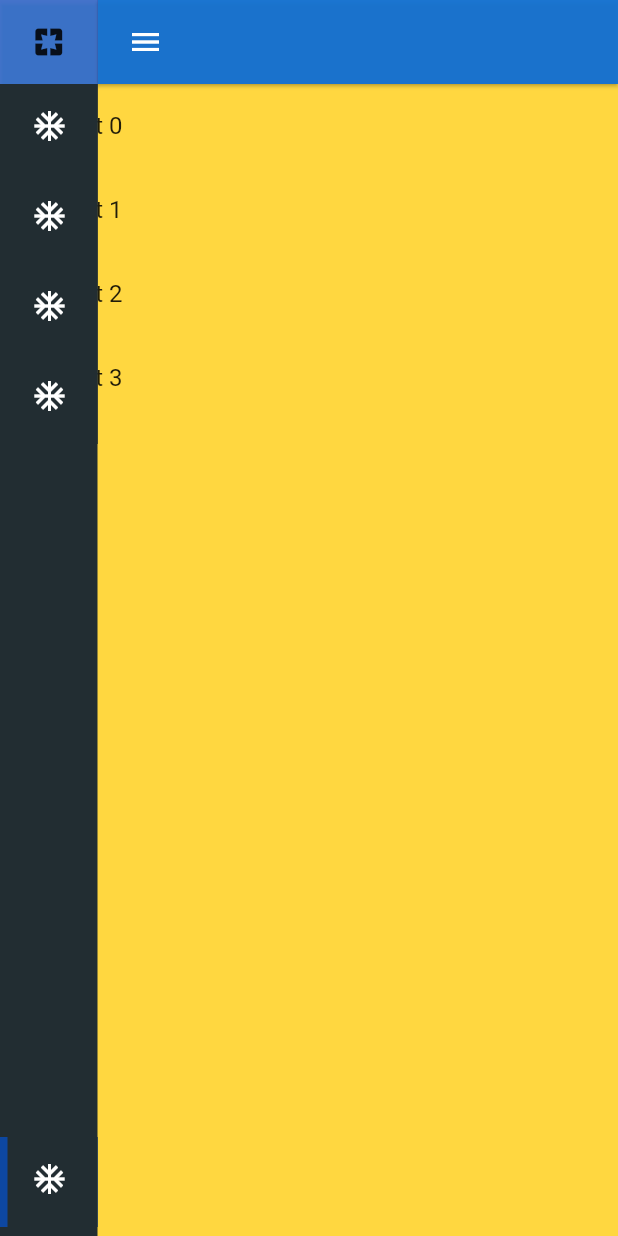
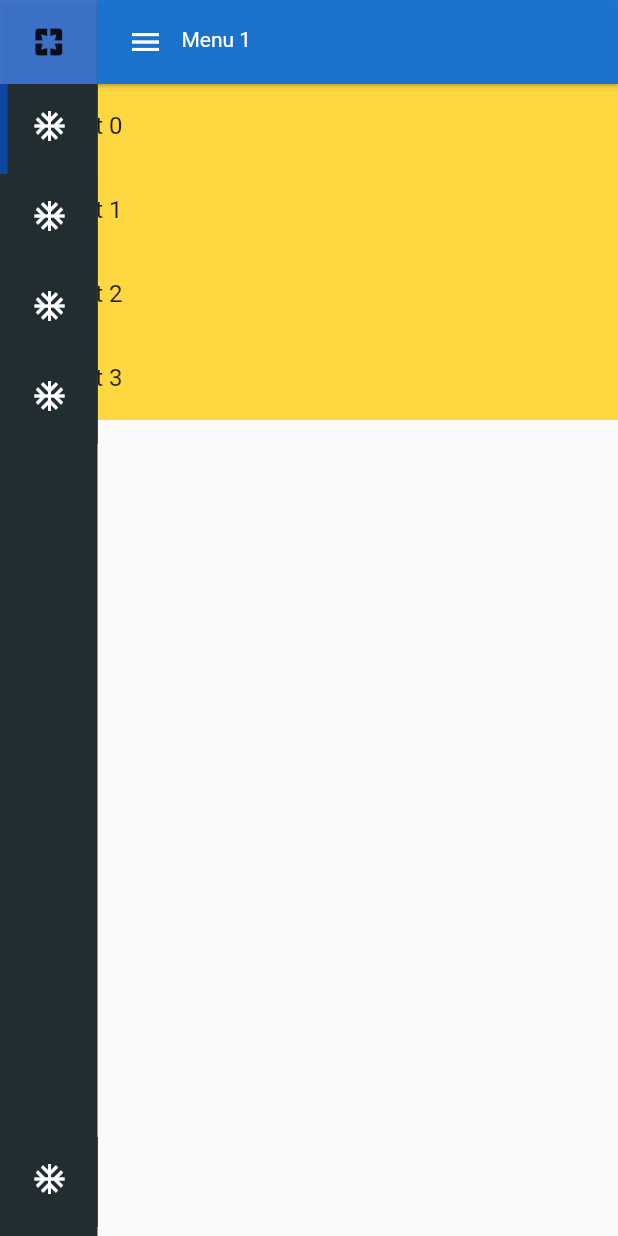
Before and after one commit to joeserhtf/LayoutMenu, a Flutter app: the screen it shows after launch, after a tap on "Enter", on a phone screen of 412 x 824 dp. Run offline on Flutter 3.47's test engine with Material 2 defaults, Android fonts, the phone set to English and light mode, and no system bars; our stand-ins replace go_router.

Commit message:
Update and fix router, start using shell

```diff
--- a/lib/main.dart
+++ b/lib/main.dart
@@ -1,4 +1,5 @@
 import 'package:flutter/material.dart';
+import 'package:go_router/go_router.dart';
 import 'package:layoutmenu/layout.dart';
 
 void main() => runApp(MyApp());
@@ -18,66 +19,41 @@ class MyApp extends StatelessWidget {
       pages: [
         NavPage(
           path: "routera",
-          icon: Icon(
-            Icons.ac_unit,
-            color: Colors.white,
-          ),
+          icon: Icon(Icons.ac_unit, color: Colors.white),
           visible: true,
           title: 'Menu 1',
-          page: Container(
-            color: Colors.amberAccent,
-            child: SingleChildScrollView(
-              child: Column(
-                children: List.generate(
-                  4,
-                  (index) => ListTile(
-                    title: Text("Big List $index"),
-                  ),
-                ),
+          page: Scaffold(
+            body: Container(
+              color: Colors.amberAccent,
+              child: SingleChildScrollView(
+                child: Column(children: List.generate(4, (index) => ListTile(title: Text("Big List $index")))),
               ),
             ),
           ),
         ),
         NavPage(
           path: "Relatórios",
-          icon: Icon(
-            Icons.ac_unit,
-            color: Colors.white,
-          ),
+          icon: Icon(Icons.ac_unit, color: Colors.white),
           visible: true,
           title: 'Menu',
           page: Container(
             color: Colors.purple,
             child: SingleChildScrollView(
               child: Column(
-                children: List.generate(
-                  6,
-                  (index) => ListTile(
-                    title: Text("Big List $index"),
-                  ),
-                ),
+                children: List.generate(6, (index) => ListTile(title: Text("Big List $index"))),
               ),
             ),
           ),
         ),
         NavPage(
           path: "routerc",
-          icon: Icon(
-            Icons.ac_unit,
-            color: Colors.white,
-          ),
+          icon: Icon(Icons.ac_unit, color: Colors.white),
           visible: true,
           title: 'Menu',
-          page: Scaffold(
-            backgroundColor: Colors.cyan,
-            body: Container(),
-          ),
+          page: Scaffold(backgroundColor: Colors.cyan, body: Container()),
         ),
         NavPage(
-          icon: Icon(
-            Icons.ac_unit,
-            color: Colors.white,
-          ),
+          icon: Icon(Icons.ac_unit, color: Colors.white),
           visible: true,
           title: 'routerd',
           page: Scaffold(
@@ -96,35 +72,23 @@ class MyApp extends StatelessWidget {
             SubPage(
               path: "purple",
               title: 'Purple',
-              page: Scaffold(
-                backgroundColor: Colors.purple,
-                body: Container(),
-              ),
+              page: Scaffold(backgroundColor: Colors.purple, body: Container()),
             ),
             SubPage(
               path: "red",
               title: 'Red Main',
-              page: Scaffold(
-                backgroundColor: Colors.red,
-                body: Container(),
-              ),
+              page: Scaffold(backgroundColor: Colors.red, body: Container()),
             ),
             SubPage(
               path: "yellow",
               title: 'Yellow Menu',
-              page: Scaffold(
-                backgroundColor: Colors.yellowAccent,
-                body: Container(),
-              ),
+              page: Scaffold(backgroundColor: Colors.yellowAccent, body: Container()),
             ),
           ],
         ),
       ],
       loginPage: NavPage(
-        icon: Icon(
-          Icons.ac_unit,
-          color: Colors.white,
-        ),
+        icon: Icon(Icons.ac_unit, color: Colors.white),
         title: 'Login',
         page: Login(),
       ),
--- a/lib/src/expanded_side.dart
+++ b/lib/src/expanded_side.dart
@@ -54,13 +54,11 @@ class _ExpandedSideState extends State<ExpandedSide> {
           activeSubMenu = false;
           activeMenu = false;
           isAuthenticated = false;
-          context.go("/login");
+          context.pushReplacement("/login");
         } else {
           animationController.add(true);
           activeMenu = false;
-          context.go(
-            "/${menu.path.toString()}".withoutDiacriticalMarks.replaceAll(' ', '').toLowerCase(),
-          );
+          context.push("/${menu.path.toString()}".withoutDiacriticalMarks.replaceAll(' ', '').toLowerCase());
 
           if (menu.function != null) {
             menu.function!();
@@ -134,10 +132,7 @@ class _ExpandedSideState extends State<ExpandedSide> {
           padding: const EdgeInsets.all(8.0),
           child: Text(
             subMenu.title,
-            style: TextStyle(
-              fontSize: mediaQuery(context, 0.015).clamp(12, 15),
-              color: textNavigationColor,
-            ),
+            style: TextStyle(fontSize: mediaQuery(context, 0.015).clamp(12, 15), color: textNavigationColor),
           ),
         ),
       ),
--- a/lib/src/global.dart
+++ b/lib/src/global.dart
@@ -21,6 +21,9 @@ double floatMenuWidth = 185;
 
 late GoRouter globalRouter;
 
+final GlobalKey<NavigatorState> rootNavigatorKey = GlobalKey<NavigatorState>(debugLabel: 'root');
+final GlobalKey<NavigatorState> shellNavigatorKey = GlobalKey<NavigatorState>(debugLabel: 'shell');
+
 String? initialPageKey;
 
 List<NavPage>? globalPages;
--- a/lib/src/layout_menu.dart
+++ b/lib/src/layout_menu.dart
@@ -64,7 +64,7 @@ class LayoutMenu extends StatefulWidget {
 }
 
 class _LayoutMenuState extends State<LayoutMenu> {
-  List<GoRoute> routes = [];
+  List<RouteBase> routes = [];
 
   @override
   void initState() {
@@ -75,37 +75,39 @@ class _LayoutMenuState extends State<LayoutMenu> {
   @override
   Widget build(BuildContext context) {
     return MaterialApp.router(
-      routeInformationParser: globalRouter.routeInformationParser,
-      routerDelegate: globalRouter.routerDelegate,
+      // routeInformationParser: globalRouter.routeInformationParser,
+      // routerDelegate: globalRouter.routerDelegate,
       theme: widget.themeData,
       title: widget.appName,
-      builder: (context, child) {
-        if (globalRouter.location == '/login' /*|| globalRouter.error != null*/) return child ?? Container();
-        return LayoutBuilder(
-          actionWidgets: widget.actionWidgets,
-          pages: widget.pages,
-          initialPageKey: widget.initialPageKey,
-          appName: widget.appName,
-          appVersion: widget.appVersion,
-          logo: widget.logo,
-          actionButton: widget.actionButton,
-          backgroundColor: widget.backgroundColor,
-          appBarColor: widget.appBarColor,
-          navigationColor: widget.navigationColor,
-          headerColor: widget.headerColor,
-          textAppBarColor: widget.textAppBarColor,
-          textNavigationColor: widget.textNavigationColor,
-          textHeaderColor: widget.textHeaderColor,
-          selectedColor: widget.selectedColor,
-          logoutNav: widget.loginPage,
-          onHoverEnter: widget.onHoverEnter,
-          onHoverExit: widget.onHoverExit,
-          hasAppBar: widget.hasAppBar,
-          onDragExpand: widget.onDragExpand,
-          floatWidth: widget.floatWidth,
-          currentPage: child ?? Container(),
-        );
-      },
+      routerConfig: globalRouter,
+      // builder: (context, child) {
+      //   // if (globalRouter.location == '/login' || globalRouter.location == "" || globalRouter.location == "/")
+      //   //   return child ?? Container();
+      //   return LayoutBuilder(
+      //     actionWidgets: widget.actionWidgets,
+      //     pages: widget.pages,
+      //     initialPageKey: widget.initialPageKey,
+      //     appName: widget.appName,
+      //     appVersion: widget.appVersion,
+      //     logo: widget.logo,
+      //     actionButton: widget.actionButton,
+      //     backgroundColor: widget.backgroundColor,
+      //     appBarColor: widget.appBarColor,
+      //     navigationColor: widget.navigationColor,
+      //     headerColor: widget.headerColor,
+      //     textAppBarColor: widget.textAppBarColor,
+      //     textNavigationColor: widget.textNavigationColor,
+      //     textHeaderColor: widget.textHeaderColor,
+      //     selectedColor: widget.selectedColor,
+      //     logoutNav: widget.loginPage,
+      //     onHoverEnter: widget.onHoverEnter,
+      //     onHoverExit: widget.onHoverExit,
+      //     hasAppBar: widget.hasAppBar,
+      //     onDragExpand: widget.onDragExpand,
+      //     floatWidth: widget.floatWidth,
+      //     currentPage: child ?? Container(),
+      //   );
+      // },
     );
   }
 
@@ -119,6 +121,8 @@ class _LayoutMenuState extends State<LayoutMenu> {
     if (widget.selectedColor != null) selectedColor = widget.selectedColor!;
     if (widget.loginPage != null) logOutPage = widget.loginPage!..isLogout = true;
     if (widget.floatWidth != null) floatMenuWidth = widget.floatWidth!;
+
+    List<RouteBase> shellRoutes = [];
 
     routes.add(
       GoRoute(
@@ -139,15 +143,13 @@ class _LayoutMenuState extends State<LayoutMenu> {
     );
 
     if (widget.loginPage != null) {
-      routes.add(
-        GoRoute(
-          path: widget.loginPage?.path ?? '/login',
-          pageBuilder: (context, state) => NoTransitionPage<void>(
-            key: state.pageKey,
-            child: widget.loginPage!.page,
-          ),
+      shellRoutes.add(GoRoute(
+        path: widget.loginPage?.path ?? '/login',
+        pageBuilder: (context, state) => NoTransitionPage<void>(
+          key: state.pageKey,
+          child: widget.loginPage!.page,
         ),
-      );
+      ));
     }
 
     widget.pages.asMap().entries.forEach((menu) {
@@ -182,11 +184,49 @@ class _LayoutMenuState extends State<LayoutMenu> {
       menu.value..isLogout = false;
       menu.value..menuIndex = menu.key.toDouble();
 
-      routes.add(confRout);
+      shellRoutes.add(confRout);
     });
+
+    routes.add(ShellRoute(
+      navigatorKey: shellNavigatorKey,
+      builder: (BuildContext context, GoRouterState state, Widget child) {
+        // builder: (context, child) {
+        if (globalRouter.location == '/login' || globalRouter.location == "" || globalRouter.location == "/")
+          return child;
+        return LayoutBuilder(
+          actionWidgets: widget.actionWidgets,
+          pages: widget.pages,
+          initialPageKey: widget.initialPageKey,
+          appName: widget.appName,
+          appVersion: widget.appVersion,
+          logo: widget.logo,
+          actionButton: widget.actionButton,
+          backgroundColor: widget.backgroundColor,
+          appBarColor: widget.appBarColor,
+          navigationColor: widget.navigationColor,
+          headerColor: widget.headerColor,
+          textAppBarColor: widget.textAppBarColor,
+          textNavigationColor: widget.textNavigationColor,
+          textHeaderColor: widget.textHeaderColor,
+          selectedColor: widget.selectedColor,
+          logoutNav: widget.loginPage,
+          onHoverEnter: widget.onHoverEnter,
+          onHoverExit: widget.onHoverExit,
+          hasAppBar: widget.hasAppBar,
+          onDragExpand: widget.onDragExpand,
+          floatWidth: widget.floatWidth,
+          currentPage: child,
+        );
+        // },
+        // return Container(child: child); //LayoutBuilder(child: child);
+      },
+      routes: shellRoutes,
+    ));
 
     globalRouter = GoRouter(
       routes: routes,
+      initialLocation: '/login',
+      debugLogDiagnostics: true,
       errorBuilder: widget.unknownPage == null ? null : (_, __) => widget.unknownPage!,
       redirect: (_, state) {
         if (state.location != '/login' && !isAuthenticated && widget.needsAuth) return '/login';
--- a/lib/src/small_side.dart
+++ b/lib/src/small_side.dart
@@ -134,15 +134,10 @@ class _SmallSideBarState extends State<SmallSideBar> {
           color: navigationColor,
           child: ListTile(
             leading: ConstrainedBox(
-              constraints: BoxConstraints(
-                maxHeight: 24,
-                maxWidth: 24,
-              ),
+              constraints: BoxConstraints(maxHeight: 24, maxWidth: 24),
               child: Theme(
                 data: ThemeData(
-                  iconTheme: IconThemeData(
-                    color: textNavigationColor,
-                  ),
+                  iconTheme: IconThemeData(color: textNavigationColor),
                 ),
                 child: menu.icon,
               ),
@@ -157,9 +152,10 @@ class _SmallSideBarState extends State<SmallSideBar> {
                   activeSubMenu = false;
                   onSidebar = false;
                   isAuthenticated = false;
-                  context.go("/login");
+                  globalRouter.go("/login");
                 } else {
-                  context.go("/${menu.path.toString()}".withoutDiacriticalMarks.replaceAll(' ', '').toLowerCase());
+                  globalRouter.go(
+                      "/${menu.path.toString()}".withoutDiacriticalMarks.replaceAll(' ', '').toLowerCase());
                   activeSubMenu = false;
                   animationController.add(true);
                 }
--- a/pubspec.yaml
+++ b/pubspec.yaml
@@ -3,12 +3,12 @@ name: layoutmenu
 version: 0.1.5+2
 
 environment:
-  sdk: ">=2.16.2 <3.0.0"
+  sdk: ">=3.0.1 <4.0.0"
 
 dependencies:
   flutter:
     sdk: flutter
-  go_router: ^6.0.1
+  go_router: ^7.1.1
 
 dev_dependencies:
   flutter_test:
```
Also changed, not shown: lib/src/side_bar.dart (+2 -7 lines), pubspec.lock, 1 other file.
